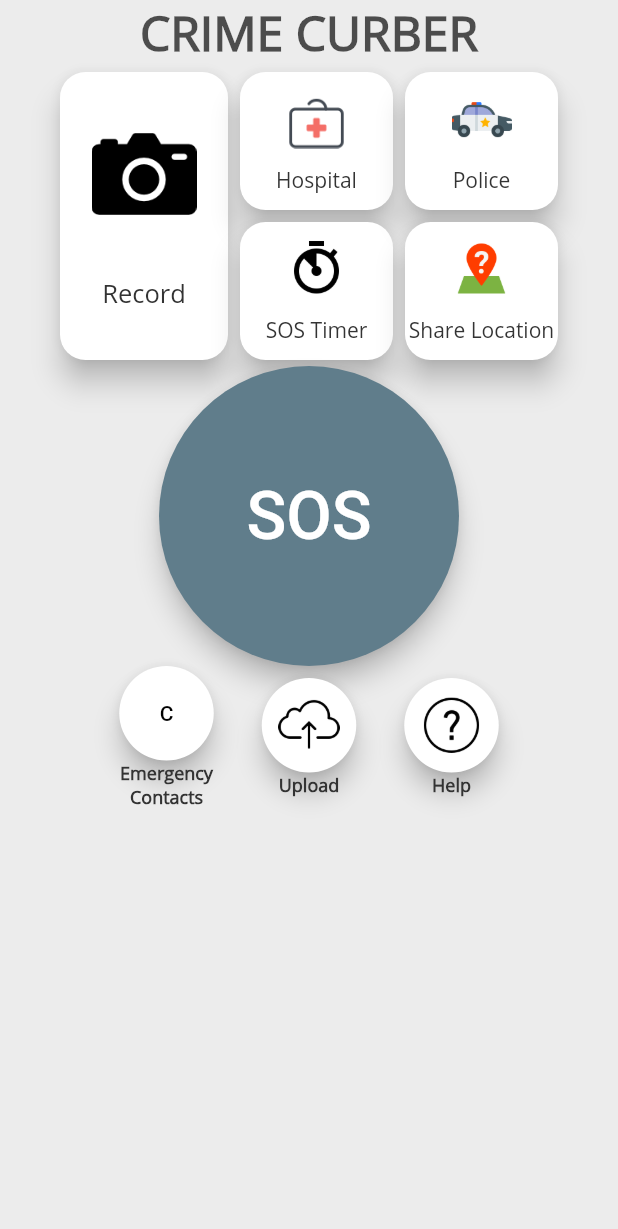
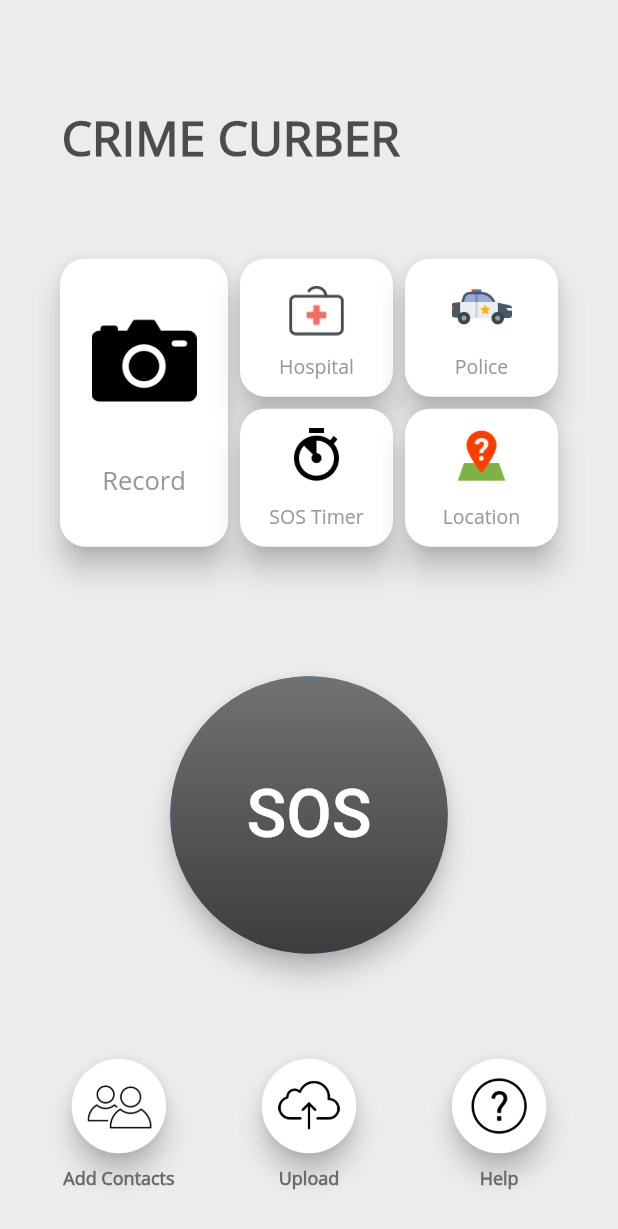
Before and after one commit to shobhitaa/Crime-Curber, a Flutter app: the screen it shows after launch, after a tap on "Continue with Google", on a phone screen of 412 x 824 dp. Shown: the top 1229 px of the screen. Run offline on Flutter 3.47's test engine with Material 2 defaults, Android fonts, the phone set to English and light mode, and no system bars.

Commit message:
positioned widgets in main screen

```diff
--- a/lib/constants.dart
+++ b/lib/constants.dart
@@ -5,3 +5,5 @@ const dark_charcoal = Color(0xFF333333);
 const link_blue = Color(0xFF195FAB);
 const light_gray_bg = Color(0xFFECECEC);
 const text_gray = Color(0xFF9D9D9D);
+const icon_gray = Color(0xFF6B6B6B);
+const card_gray = Color(0xFF989898);
--- a/lib/main_screen.dart
+++ b/lib/main_screen.dart
@@ -7,26 +7,33 @@ class MainView extends StatefulWidget {
 }
 
 class _MainViewState extends State<MainView> {
-  bool _hasBeenPressed = false;
+  //bool _hasBeenPressed = false;
   @override
   Widget build(BuildContext context) {
+    Size size = MediaQuery.of(context).size;
     return Container(
+      padding: EdgeInsets.symmetric(horizontal: 0.0),
         color: light_gray_bg,
         child: Column(
           children: <Widget>[
+            SizedBox(height: size.height * 0.085),
             Row(
-              mainAxisAlignment: MainAxisAlignment.center,
+              mainAxisAlignment: MainAxisAlignment.start,
               children: <Widget>[
+                SizedBox(width: size.width * 0.1),
                 Text(
                   "CRIME CURBER",
                   style: TextStyle(
                       fontFamily: 'OpenSans',
                       fontSize: 32,
                       color: const Color(0xba101010),
-                      decoration: TextDecoration.none),
+                      decoration: TextDecoration.none,
+                      fontWeight: FontWeight.bold
+                  ),
                 ),
               ],
             ),
+            SizedBox(height: size.height * 0.066),
             Row(
               mainAxisAlignment: MainAxisAlignment.center,
               children: <Widget>[
@@ -45,7 +52,7 @@ class _MainViewState extends State<MainView> {
                           height: 70),
                           Text("Record",
                           style: TextStyle(
-                            color: dark_charcoal,
+                            color: card_gray,
                             fontFamily: "OpenSans",
                             fontSize: 17
                           ))],
@@ -67,9 +74,9 @@ class _MainViewState extends State<MainView> {
                             height: 40),
                               Text("Hospital",
                                   style: TextStyle(
-                                      color: dark_charcoal,
+                                      color: card_gray,
                                       fontFamily: "OpenSans",
-                                      fontSize: 14
+                                      fontSize: 13
                                   ))],
                           )),
                     ),
@@ -87,9 +94,9 @@ class _MainViewState extends State<MainView> {
                                 height: 40),
                               Text("SOS Timer",
                                   style: TextStyle(
-                                      color: dark_charcoal,
+                                      color: card_gray,
                                       fontFamily: "OpenSans",
-                                      fontSize: 14
+                                      fontSize: 13
                                   ))],
                           )),
                     )
@@ -111,9 +118,9 @@ class _MainViewState extends State<MainView> {
                                 height: 40),
                               Text("Police",
                                   style: TextStyle(
-                                      color: dark_charcoal,
+                                      color: card_gray,
                                       fontFamily: "OpenSans",
-                                      fontSize: 14
+                                      fontSize: 13
                                   ))],
                           )),
                     ),
@@ -129,42 +136,55 @@ class _MainViewState extends State<MainView> {
                             children: <Widget>[Image.asset("assets/images/location.png",
                                 width: 40,
                                 height: 40),
-                              Text("Share Location",
+                              Column(
+                                children: [
+                                  Text("Location",
                                   style: TextStyle(
-                                      color: dark_charcoal,
+                                      color: card_gray,
                                       fontFamily: "OpenSans",
-                                      fontSize: 14
+                                      fontSize: 13
                                   ))],
+                              )
+                            ],
                           )),
                     )
                   ],
                 )
               ],
             ),
+            SizedBox(height: size.height * 0.1),
             ElevatedButton(
               style: ElevatedButton.styleFrom(
                   shape: CircleBorder(),
-                  primary: _hasBeenPressed ? Colors.red : Colors.blueGrey,
+                  //primary: _hasBeenPressed ? Colors.red : Colors.blueGrey,
                   elevation: 7
               ),
               onPressed: () {
-                setState(() {
-                  _hasBeenPressed = !_hasBeenPressed;
-                });
+                //setState(() {
+                  //_hasBeenPressed = !_hasBeenPressed;
+                //});
               },
               child: Container(
-                width: 200,
-                height: 200,
+                width: 185,
+                height: 185,
                 alignment: Alignment.center,
-                decoration: BoxDecoration(shape: BoxShape.circle),
+                decoration: BoxDecoration(shape: BoxShape.circle,
+                gradient: new LinearGradient(
+                  colors: [
+                    Color(0xFF727272),
+                    Color(0xFF3D3D3D),
+                  ],
+                  begin: FractionalOffset.topCenter,
+                  end: FractionalOffset.bottomCenter,)),
                 child: Text(
                   'SOS',
                   style: TextStyle(fontSize: 44),
                 ),
               ),
             ),
+            SizedBox(height: size.height * 0.085),
             Row(
-              mainAxisAlignment: MainAxisAlignment.center,
+              mainAxisAlignment: MainAxisAlignment.spaceEvenly,
               children: <Widget>[
                 Column(
                   children: <Widget>[
@@ -180,24 +200,16 @@ class _MainViewState extends State<MainView> {
                           height: 63,
                           alignment: Alignment.center,
                           decoration: BoxDecoration(shape: BoxShape.circle),
-                          child: //Image.asset("assets/images/add-contact.png")
-                          Text("C",
-                            style: TextStyle(
-                                color: Colors.black
-                            ),)
+                          child: Image.asset("assets/icons/contacts.png",
+                          width: 50,
+                          height: 50)
                       ),
                     ),
-                    Text("Emergency",
+                    SizedBox(height: size.height * 0.01),
+                    //SizedBox(width: size.width * 0.35),
+                    Text("Add Contacts",
                         style: TextStyle(
-                            color: dark_charcoal,
-                            fontFamily: "OpenSans",
-                            fontSize: 12,
-                            decoration: TextDecoration.none
-                        )
-                    ),
-                    Text("Contacts",
-                        style: TextStyle(
-                            color: dark_charcoal,
+                            color: icon_gray,
                             fontFamily: "OpenSans",
                             fontSize: 12,
                             decoration: TextDecoration.none
@@ -224,15 +236,17 @@ class _MainViewState extends State<MainView> {
                         )
                     ),
                   ),
+                  SizedBox(height: size.height * 0.01),
                   Text("Upload",
                       style: TextStyle(
-                          color: dark_charcoal,
+                          color: icon_gray,
                           fontFamily: "OpenSans",
                           fontSize: 12,
                           decoration: TextDecoration.none
                       ))
                 ]
                 ),
+                //SizedBox(width: size.width * 0.03),
                 Column(
                   children: <Widget>[
                     ElevatedButton(
@@ -252,18 +266,17 @@ class _MainViewState extends State<MainView> {
                               height: 40)
                       ),
                     ),
+                    SizedBox(height: size.height * 0.01),
                     Text(
                       "Help",
                       style: TextStyle(
-                          color: dark_charcoal,
+                          color: icon_gray,
                           fontFamily: "OpenSans",
                           fontSize: 12,
-                          decoration: TextDecoration.none
+                          decoration: TextDecoration.none,
                     ))
                   ],
                 )
-
-
               ],
             )
           ],
```
Also changed, not shown: assets/icons/contacts.png (added).
